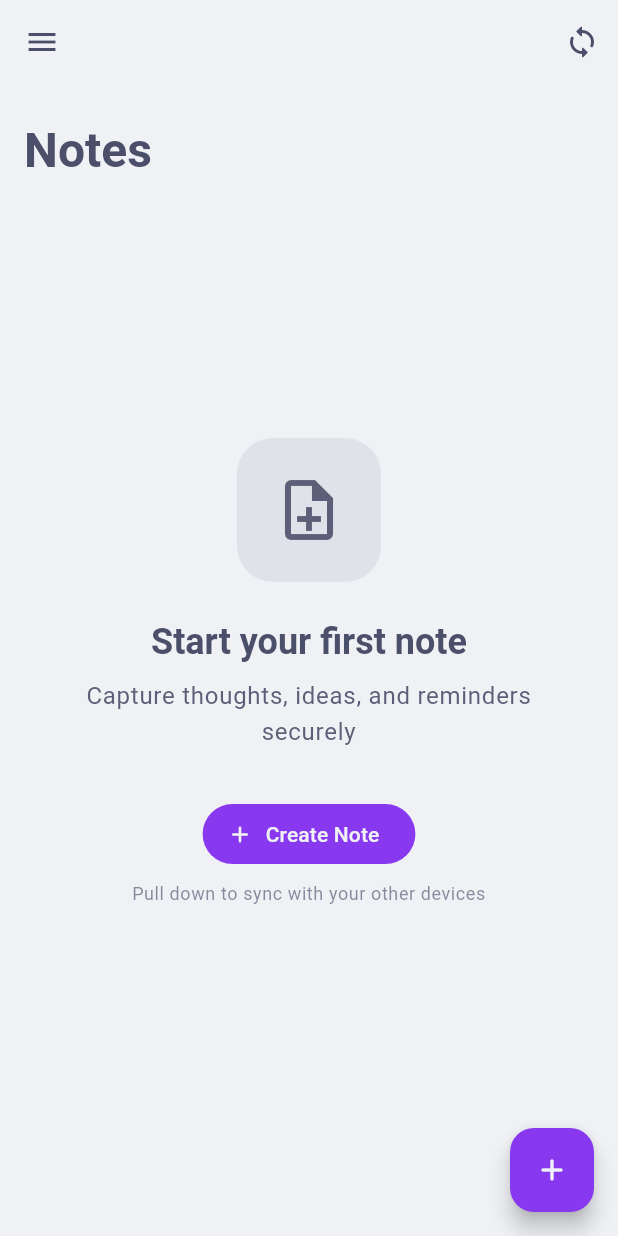
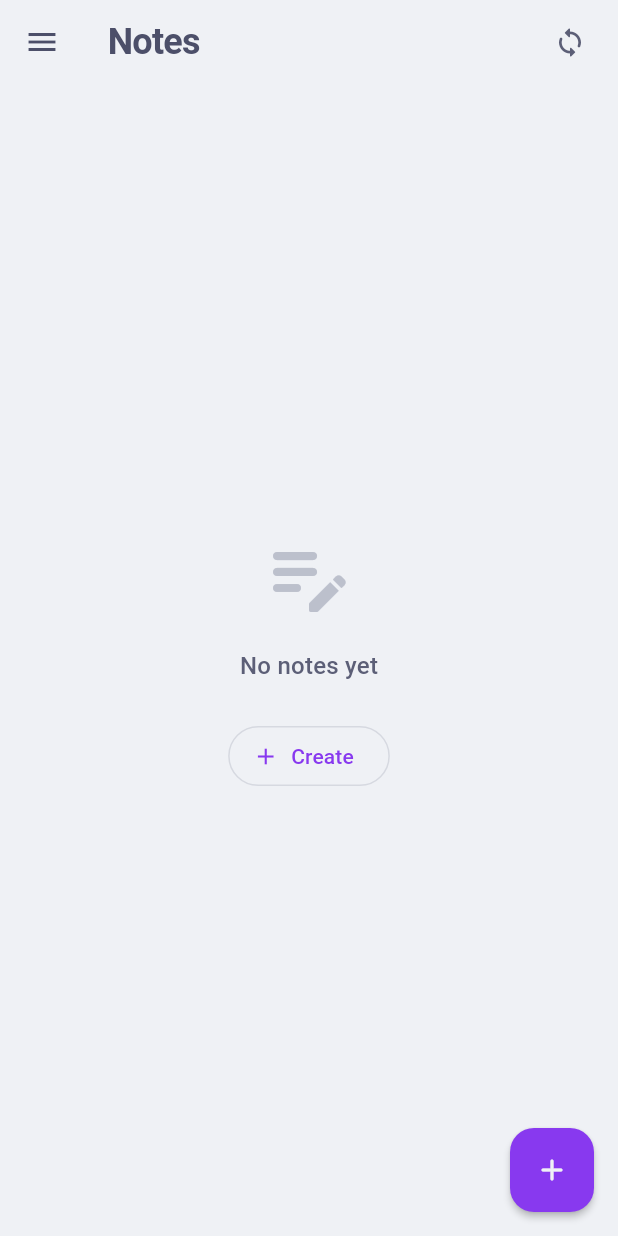
Before and after one commit to Z-xus/skadoosh-android, a Flutter app: the NotesPage screen opened directly, on a phone screen of 412 x 824 dp. Run offline on Flutter 3.47's test engine with Material 3 defaults, Android fonts, the phone set to English and light mode, and no system bars; our stand-ins replace device_info_plus, isar, popover, shared_preferences, watcher; missing offline and left inert: diff_match_patch, pointycastle; accounts and stored records are empty; generated files the repository leaves out were written again.

Commit message:
feat(ui): title handling, note minimalistic, misc fixes

```diff
--- a/lib/pages/notes_page.dart
+++ b/lib/pages/notes_page.dart
@@ -1,7 +1,9 @@
 import 'package:flutter/material.dart';
 import 'package:provider/provider.dart';
 import 'package:skadoosh_app/components/drawer.dart';
-import 'package:skadoosh_app/components/note_tile.dart';
+// Note: We are replacing the external NoteTile with a local _MinimalNoteTile
+// to fix the layout issues directly in this file.
+// import 'package:skadoosh_app/components/note_tile.dart';
 import 'package:skadoosh_app/models/note.dart';
 import 'package:skadoosh_app/models/note_database.dart';
 import 'package:skadoosh_app/services/key_based_sync_service.dart';
@@ -177,8 +179,15 @@ class _NotesPageState extends State<NotesPage>
         elevation: 0,
         backgroundColor: Colors.transparent,
         foregroundColor: colorScheme.onSurface,
+        title: Text(
+          'Notes',
+          style: textTheme.headlineSmall?.copyWith(
+            fontWeight: FontWeight.w600,
+            letterSpacing: -0.5,
+          ),
+        ),
+        centerTitle: false,
         actions: [
-          // Sync button with accessibility
           Semantics(
             label: _isSyncing
                 ? 'Syncing notes in progress'
@@ -188,8 +197,8 @@ class _NotesPageState extends State<NotesPage>
               onPressed: _isSyncing ? null : _performSync,
               icon: _isSyncing
                   ? SizedBox(
-                      width: DesignTokens.iconSizeM,
-                      height: DesignTokens.iconSizeM,
+                      width: 18,
+                      height: 18,
                       child: CircularProgressIndicator(
                         strokeWidth: 2,
                         valueColor: AlwaysStoppedAnimation<Color>(
@@ -199,94 +208,179 @@ class _NotesPageState extends State<NotesPage>
                     )
                   : Icon(
                       Icons.sync_rounded,
-                      color: colorScheme.onSurface,
-                      size: DesignTokens.iconSizeL,
+                      color: colorScheme.onSurfaceVariant,
+                      size: 22,
                     ),
               tooltip: _isSyncing ? 'Syncing...' : 'Sync notes',
             ),
           ),
+          const SizedBox(width: 8),
         ],
       ),
       backgroundColor: colorScheme.surface,
       drawer: const MyDrawer(),
-      floatingActionButton: Semantics(
-        label: 'Create new note',
-        button: true,
-        child: FloatingActionButton(
+      floatingActionButton: FloatingActionButton(
         onPressed: _createNote,
-          heroTag: 'create_note',
-          tooltip: 'Create note',
+        elevation: 2,
+        backgroundColor: colorScheme.primary,
+        foregroundColor: colorScheme.onPrimary,
+        shape: RoundedRectangleBorder(borderRadius: BorderRadius.circular(16)),
         child: const Icon(Icons.add_rounded),
-        ),
       ),
       body: FadeTransition(
         opacity: _fadeAnimation,
         child: RefreshIndicator(
           onRefresh: _performSync,
           color: colorScheme.primary,
-          backgroundColor: colorScheme.surfaceContainerHigh,
-          child: CustomScrollView(
-            physics: const AlwaysScrollableScrollPhysics(),
-            slivers: [
-              // Page header with proper typography
-              SliverToBoxAdapter(
-                child: Container(
-                  padding: DesignTokens.pageMargin.copyWith(
-                    top: DesignTokens.spaceL.top,
-                    bottom: DesignTokens.spaceM.bottom,
-                  ),
-                  child: Column(
-                    crossAxisAlignment: CrossAxisAlignment.start,
-                    children: [
-                      // Main heading with proper hierarchy
-                      Text(
-                        'Notes',
-                        style: textTheme.headlineLarge?.copyWith(
-                          color: colorScheme.onSurface,
-                          fontWeight: FontWeight.w700,
-                        ),
-                      ),
-
-                      // Sync status indicator
-                      if (_isSyncing) ...[
-                        SizedBox(height: DesignTokens.spaceM.top),
-                        _SyncStatusIndicator(theme: theme),
-                      ],
-                    ],
-                  ),
-                ),
-              ),
-
-              // Notes list or empty state
-              Consumer<NoteDatabase>(
+          child: Consumer<NoteDatabase>(
             builder: (context, noteDatabase, child) {
               final notes = noteDatabase.currentNotes;
 
               if (notes.isEmpty) {
-                    return SliverFillRemaining(
-                      hasScrollBody: false,
-                      child: _EmptyNotesView(
-                        onCreateNote: _createNote,
-                        theme: theme,
+                return _EmptyNotesView(onCreateNote: _createNote, theme: theme);
+              }
+
+              return CustomScrollView(
+                slivers: [
+                  SliverPadding(
+                    padding: const EdgeInsets.symmetric(
+                      horizontal: 16.0,
+                      vertical: 8.0,
+                    ),
+                    sliver: SliverList(
+                      delegate: SliverChildBuilderDelegate((context, index) {
+                        final note = notes[index];
+                        return Padding(
+                          padding: const EdgeInsets.only(bottom: 8.0),
+                          child: _MinimalNoteTile(
+                            key: ValueKey(note.id),
+                            note: note,
+                            onTap: () => _updateNote(note),
+                            onDelete: () => _moveNoteToTrash(note.id),
+                          ),
+                        );
+                      }, childCount: notes.length),
+                    ),
+                  ),
+                ],
+              );
+            },
+          ),
+        ),
       ),
     );
   }
+}
 
-                  return SliverPadding(
-                    padding: DesignTokens.spaceHorizontalM,
-                    sliver: SliverList(
-                      delegate: SliverChildBuilderDelegate((context, index) {
-                        final note = notes[index];
-                        return NoteTile(
-                          key: ValueKey(note.id),
-                          note: note,
-                          onEditPressed: () => _updateNote(note),
-                          onDeletePressed: () => _moveNoteToTrash(note.id),
-                        );
-                      }, childCount: notes.length),
+/// A local, optimized tile widget to ensure strict minimalist design
+class _MinimalNoteTile extends StatelessWidget {
+  final Note note;
+  final VoidCallback onTap;
+  final VoidCallback onDelete;
+
+  const _MinimalNoteTile({
+    super.key,
+    required this.note,
+    required this.onTap,
+    required this.onDelete,
+  });
+
+  // Helper to format date cleanly
+  String _formatDate(DateTime? date) {
+    if (date == null) return '';
+    final now = DateTime.now();
+    final diff = now.difference(date);
+
+    if (diff.inDays == 0) return 'Today';
+    if (diff.inDays == 1) return 'Yesterday';
+    if (diff.inDays < 7) return '${diff.inDays} days ago';
+
+    return '${date.day}/${date.month}/${date.year}';
+  }
+
+  @override
+  Widget build(BuildContext context) {
+    final theme = Theme.of(context);
+    final colorScheme = theme.colorScheme;
+    final textTheme = theme.textTheme;
+
+    // Use the actual updatedAt from your model
+    final dateString = _formatDate(note.updatedAt);
+
+    return Material(
+      color: Colors.transparent,
+      child: InkWell(
+        onTap: onTap,
+        onLongPress: onDelete,
+        borderRadius: BorderRadius.circular(12),
+        // The Border: Subtle, single distinct line
+        child: Container(
+          decoration: BoxDecoration(
+            color: Colors.transparent,
+            borderRadius: BorderRadius.circular(12),
+            border: Border.all(
+              color: colorScheme.outline.withValues(alpha: 0.2),
+              width: 1,
             ),
-                  );
-                },
+          ),
+          padding: const EdgeInsets.all(16),
+          child: Column(
+            crossAxisAlignment: CrossAxisAlignment.start,
+            children: [
+              // Title
+              if (note.title.isNotEmpty) ...[
+                Text(
+                  note.title,
+                  style: textTheme.titleMedium?.copyWith(
+                    fontWeight: FontWeight.w600,
+                    color: colorScheme.onSurface,
+                  ),
+                  maxLines: 1,
+                  overflow: TextOverflow.ellipsis,
+                ),
+                const SizedBox(height: 6),
+              ],
+
+              // Content Preview - CHANGED from note.content to note.body
+              if (note.body.isNotEmpty) ...[
+                Text(
+                  note.body,
+                  style: textTheme.bodyMedium?.copyWith(
+                    color: colorScheme.onSurfaceVariant,
+                    height: 1.4,
+                  ),
+                  maxLines: 3,
+                  overflow: TextOverflow.ellipsis,
+                ),
+                const SizedBox(height: 12),
+              ],
+
+              // Metadata Row: Date & Sync on ONE line
+              Row(
+                children: [
+                  // Date
+                  Text(
+                    dateString,
+                    style: textTheme.labelSmall?.copyWith(
+                      color: colorScheme.outline,
+                      fontWeight: FontWeight.w500,
+                    ),
+                  ),
+
+                  const Spacer(),
+
+                  // Sync Status Indicator (Compact)
+                  // Using needsSync logic from your model
+                  Icon(
+                    note.needsSync
+                        ? Icons.cloud_upload_rounded
+                        : Icons.cloud_done_rounded,
+                    size: 14,
+                    color: note.needsSync
+                        ? colorScheme.primary.withValues(alpha: 0.6)
+                        : colorScheme.outline.withValues(alpha: 0.5),
+                  ),
+                ],
               ),
             ],
           ),
@@ -296,55 +390,7 @@ class _NotesPageState extends State<NotesPage>
   }
 }
 
-// Sync status widget
-class _SyncStatusIndicator extends StatelessWidget {
-  final ThemeData theme;
-
-  const _SyncStatusIndicator({required this.theme});
-
-  @override
-  Widget build(BuildContext context) {
-    final colorScheme = theme.colorScheme;
-    final textTheme = theme.textTheme;
-
-    return Container(
-      padding: DesignTokens.cardPadding.copyWith(
-        top: DesignTokens.spaceS.top,
-        bottom: DesignTokens.spaceS.bottom,
-      ),
-      decoration: BoxDecoration(
-        color: colorScheme.primaryContainer,
-        borderRadius: BorderRadius.circular(DesignTokens.radiusM),
-        border: Border.all(color: colorScheme.outline.withValues(alpha: 0.2)),
-      ),
-      child: Row(
-        mainAxisSize: MainAxisSize.min,
-        children: [
-          SizedBox(
-            width: DesignTokens.iconSizeS,
-            height: DesignTokens.iconSizeS,
-            child: CircularProgressIndicator(
-              strokeWidth: 2,
-              valueColor: AlwaysStoppedAnimation<Color>(
-                colorScheme.onPrimaryContainer,
-              ),
-            ),
-          ),
-          SizedBox(width: DesignTokens.spaceS.left),
-          Text(
-            'Syncing...',
-            style: textTheme.labelMedium?.copyWith(
-              color: colorScheme.onPrimaryContainer,
-              fontWeight: FontWeight.w500,
-            ),
-          ),
-        ],
-      ),
-    );
-  }
-}
-
-// Empty state widget
+// Minimalist Empty State
 class _EmptyNotesView extends StatelessWidget {
   final VoidCallback onCreateNote;
   final ThemeData theme;
@@ -354,61 +400,36 @@ class _EmptyNotesView extends StatelessWidget {
   @override
   Widget build(BuildContext context) {
     final colorScheme = theme.colorScheme;
-    final textTheme = theme.textTheme;
 
-    return Padding(
-      padding: DesignTokens.pageMarginLarge,
-      child: Transform.translate(
-        offset: const Offset(0, -32),
+    return Center(
       child: Column(
         mainAxisAlignment: MainAxisAlignment.center,
-          crossAxisAlignment: CrossAxisAlignment.center,
         children: [
-            Container(
-              padding: DesignTokens.spaceL,
-              decoration: BoxDecoration(
-                color: colorScheme.primaryContainer.withValues(alpha: 0.3),
-                borderRadius: BorderRadius.circular(DesignTokens.radiusXXL),
+          Icon(
+            Icons.edit_note_rounded,
+            size: 64,
+            color: colorScheme.surfaceContainerHighest,
           ),
-              child: Icon(
-                Icons.note_add_outlined,
-                size: DesignTokens.iconSizeXXL,
+          const SizedBox(height: 16),
+          Text(
+            'No notes yet',
+            style: theme.textTheme.titleMedium?.copyWith(
               color: colorScheme.onSurfaceVariant,
             ),
           ),
-            SizedBox(height: DesignTokens.spaceL.top),
-            Text(
-              'Start your first note',
-              style: textTheme.headlineSmall?.copyWith(
-                color: colorScheme.onSurface,
-                fontWeight: FontWeight.w600,
+          const SizedBox(height: 24),
+          OutlinedButton.icon(
+            onPressed: onCreateNote,
+            icon: const Icon(Icons.add, size: 18),
+            label: const Text('Create'),
+            style: OutlinedButton.styleFrom(
+              foregroundColor: colorScheme.primary,
+              side: BorderSide(
+                color: colorScheme.outline.withValues(alpha: 0.3),
               ),
-              textAlign: TextAlign.center,
             ),
-            SizedBox(height: DesignTokens.spaceS.top),
-            Text(
-              'Capture thoughts, ideas, and reminders securely',
-              style: textTheme.bodyLarge?.copyWith(
-                color: colorScheme.onSurfaceVariant,
-              ),
-              textAlign: TextAlign.center,
-            ),
-            SizedBox(height: DesignTokens.spaceXL.top),
-            FilledButton.icon(
-              onPressed: onCreateNote,
-              icon: const Icon(Icons.add_rounded),
-              label: const Text('Create Note'),
-            ),
-            SizedBox(height: DesignTokens.spaceS.top),
-            Text(
-              'Pull down to sync with your other devices',
-              style: textTheme.bodySmall?.copyWith(
-                color: colorScheme.onSurfaceVariant.withValues(alpha: 0.7),
-              ),
-              textAlign: TextAlign.center,
           ),
         ],
-        ),
       ),
     );
   }
--- a/lib/pages/user_onboarding_page.dart
+++ b/lib/pages/user_onboarding_page.dart
@@ -314,7 +314,7 @@ class _UserOnboardingPageState extends State<UserOnboardingPage> {
               Card(
                 // elevation: 0,
                 borderOnForeground: true,
-                color: Theme.of(context).colorScheme.inverseSurface,
+                color: Theme.of(context).colorScheme.onSecondary,
                 child: Padding(
                   padding: const EdgeInsets.all(16),
                   child: Column(
@@ -372,7 +372,7 @@ class _UserOnboardingPageState extends State<UserOnboardingPage> {
                   style: ElevatedButton.styleFrom(
                     elevation: 0,
                     backgroundColor: Theme.of(context).colorScheme.primary,
-                    foregroundColor: Theme.of(context).colorScheme.primary,
+                    foregroundColor: Theme.of(context).colorScheme.onPrimary,
                     shape: RoundedRectangleBorder(
                       borderRadius: BorderRadius.circular(12),
                     ),
```
Also changed, not shown: lib/pages/edit_note_page.dart (+26 -23 lines). Lines whose indentation alone changed are shown as unchanged.
